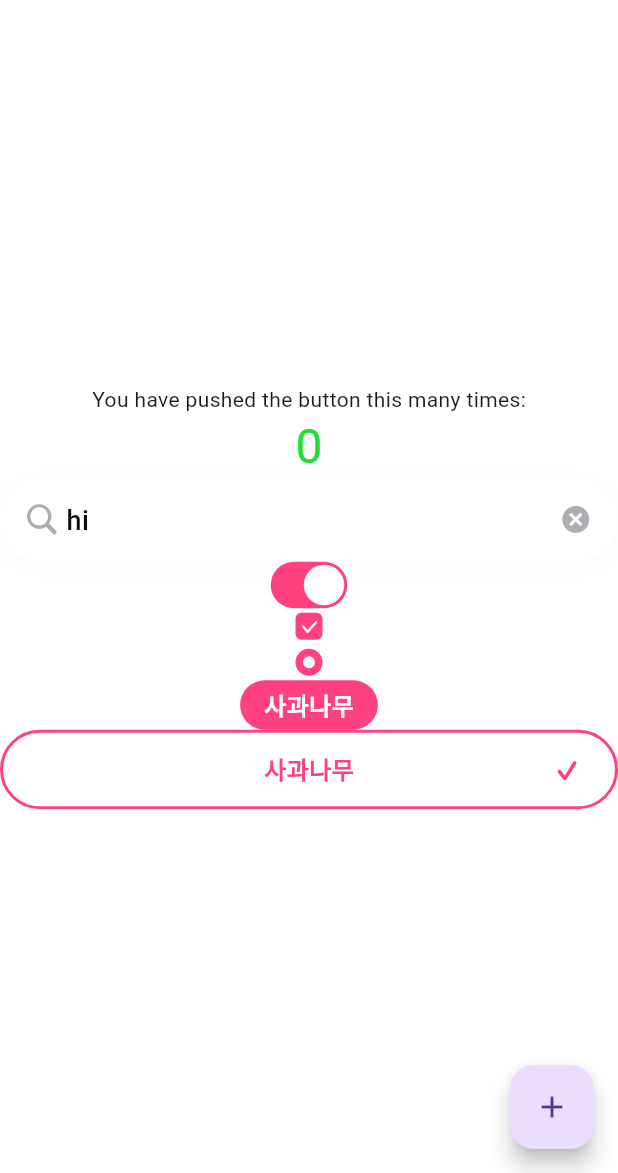
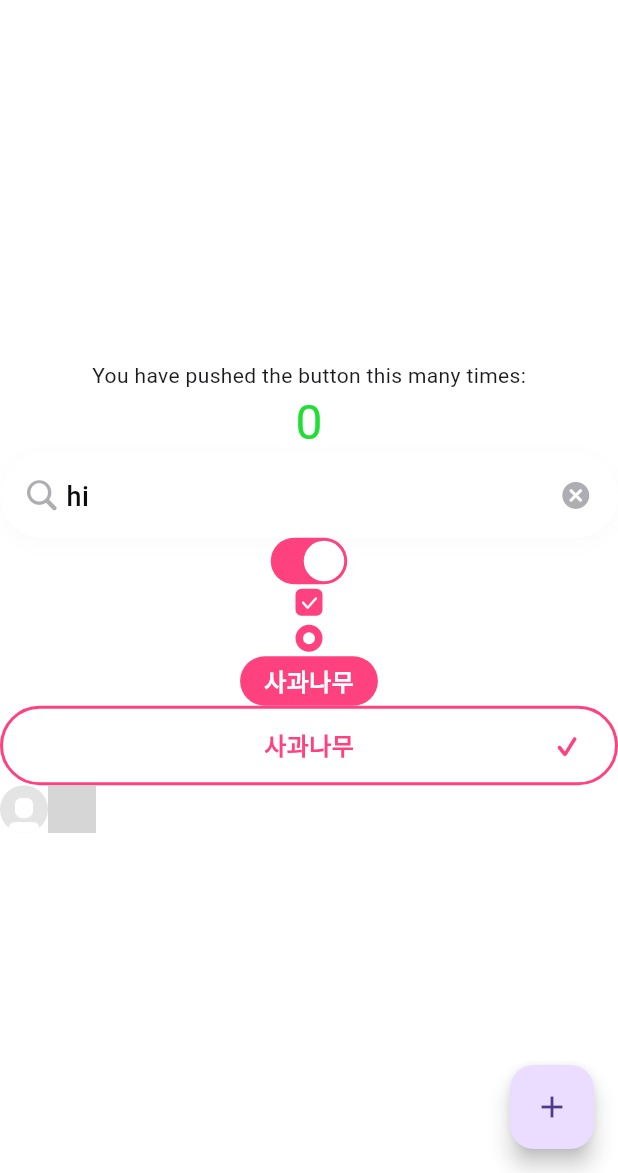
Before and after one commit to 0hayoo/moyamoya-app, a Flutter app: the screen it shows after launch, after a tap on an icon or button, on a phone screen of 412 x 824 dp, the part 63-1236 px from its top. Run offline on Flutter 3.47's test engine with Material 3 defaults, Android fonts, the phone set to English and light mode, and no system bars; our stand-ins replace smooth_corner; network calls fail; grey boxes are pictures that could not be loaded.

Commit message:
feat: Create Avatar Component

```diff
--- /dev/null
+++ b/lib/designsystem/component/avatar.dart
@@ -0,0 +1,62 @@
+import 'package:flutter/material.dart';
+import 'package:moyamoya/designsystem/foundation/app_theme.dart';
+import 'package:moyamoya/designsystem/foundation/moya_moya_icons_icons.dart';
+
+enum AvatarSize {
+  larger,
+  large,
+  medium,
+  small,
+  smaller,
+}
+
+class MoyaMoyaAvatar extends StatelessWidget {
+  const MoyaMoyaAvatar({
+    super.key,
+    required this.avatarSize,
+    this.image,
+  });
+
+  final String? image;
+  final AvatarSize avatarSize;
+
+  @override
+  Widget build(BuildContext context) {
+    final containerSize = _getContainerSize();
+    return image != null
+        ? ClipRRect(
+            borderRadius: BorderRadius.circular(99),
+            child: Image.network(
+              image!,
+              width: containerSize,
+              height: containerSize,
+              fit: BoxFit.cover,
+            ),
+          )
+        : ClipRRect(
+            borderRadius: BorderRadius.circular(99),
+            child: Container(
+              width: containerSize,
+              height: containerSize,
+              color: context.colors.fillAlternative,
+              alignment: Alignment.topLeft,
+              child: Padding(
+                padding: EdgeInsets.only(top: containerSize / 5),
+                child: Icon(
+                  MoyaMoyaIcons.person,
+                  size: containerSize,
+                  color: context.colors.fillAssistive,
+                ),
+              ),
+            ),
+          );
+  }
+
+  double _getContainerSize() => switch (avatarSize) {
+        AvatarSize.larger => 64,
+        AvatarSize.large => 42,
+        AvatarSize.medium => 32,
+        AvatarSize.small => 28,
+        AvatarSize.smaller => 20,
+      };
+}
--- a/lib/designsystem/component/text_radio.dart
+++ b/lib/designsystem/component/text_radio.dart
@@ -82,12 +82,7 @@ class _MoyaMoyaTextRadioState extends State<MoyaMoyaTextRadio> {
         Align(
           alignment: Alignment.centerRight,
           child: Padding(
-            padding: EdgeInsets.fromLTRB(
-              0,
-              0,
-              24,
-              0,
-            ),
+            padding: EdgeInsets.only(right: 24),
             child: Icon(
               MoyaMoyaIcons.lefticon,
               size: 16,
--- a/lib/designsystem/foundation/moya_moya_icons_icons.dart
+++ b/lib/designsystem/foundation/moya_moya_icons_icons.dart
@@ -25,4 +25,5 @@ class MoyaMoyaIcons {
   static const IconData lefticon = IconData(0xe801, fontFamily: _kFontFam, fontPackage: _kFontPkg);
   static const IconData out = IconData(0xe803, fontFamily: _kFontFam, fontPackage: _kFontPkg);
   static const IconData magnifyingglass = IconData(0xe804, fontFamily: _kFontFam, fontPackage: _kFontPkg);
+  static const IconData person = IconData(0xe805, fontFamily: _kFontFam, fontPackage: _kFontPkg);
 }
--- a/lib/main.dart
+++ b/lib/main.dart
@@ -6,6 +6,8 @@ import 'package:moyamoya/designsystem/component/text_radio.dart';
 import 'package:moyamoya/designsystem/component/toggle.dart';
 import 'package:moyamoya/designsystem/foundation/app_theme.dart';
 import 'package:provider/provider.dart';
+
+import 'designsystem/component/avatar.dart';
 
 void main() {
   runApp(const MoyaMoyaApp());
@@ -129,6 +131,17 @@ class _MyHomePageState extends State<MyHomePage> {
               onChanged: _changeIsChecked,
               radioSize: TextRadioSize.large,
             ),
+            Row(
+              children: [
+                MoyaMoyaAvatar(
+                  avatarSize: AvatarSize.medium,
+                ),
+                MoyaMoyaAvatar(
+                  avatarSize: AvatarSize.medium,
+                  image: "https://picsum.photos/200/100",
+                ),
+              ],
+            )
             // child: MoyaMoyaButton(
             //   text: "Hello",
             //   buttonSize: ButtonSize.small,
```
Also changed, not shown: assets/fonts/MoyaMoyaIcons.ttf.
